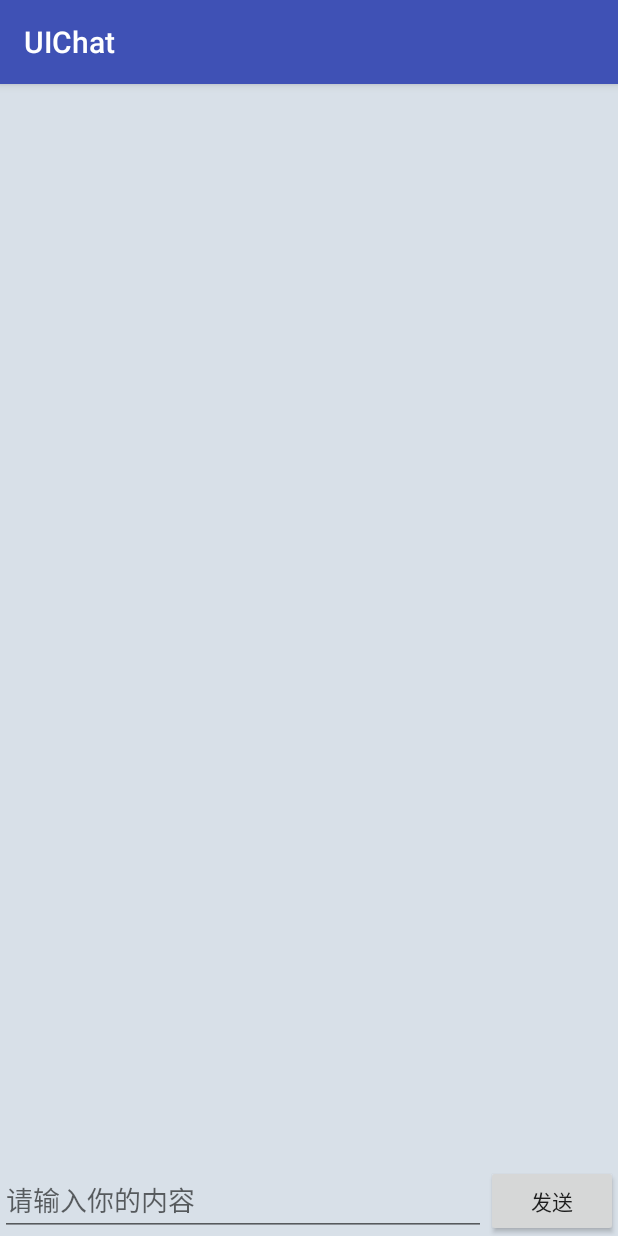
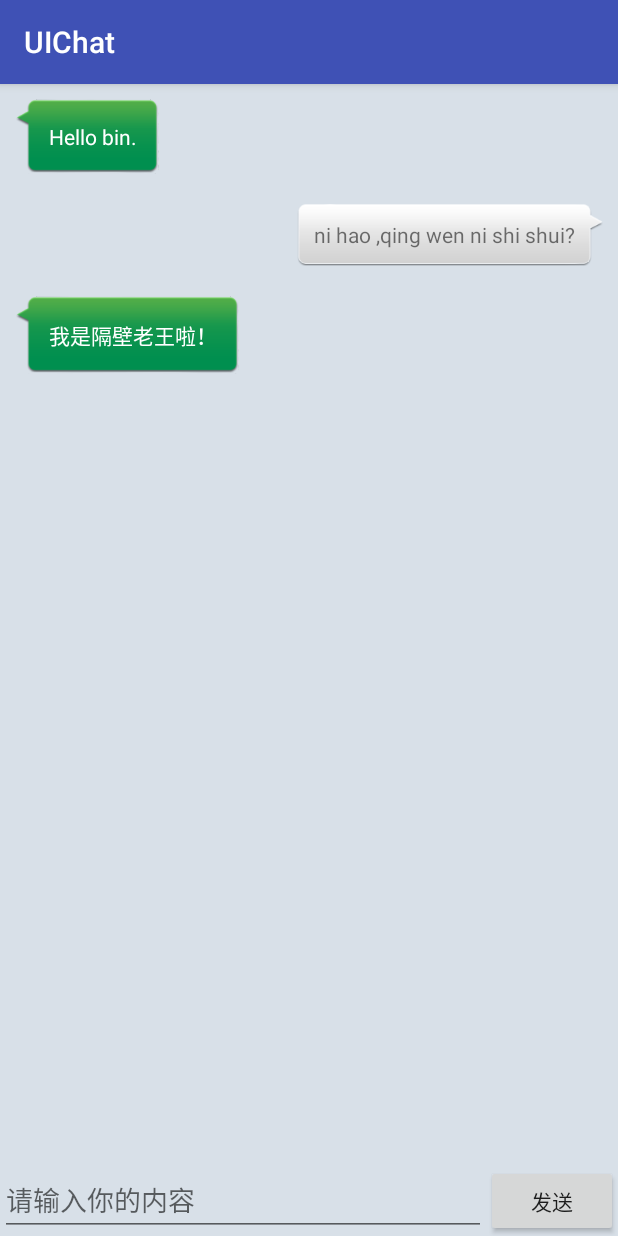
Before and after one commit to zwonb/UIChat, an Android app: the screen it shows after launch (MainActivity), after a tap on "发送", on a phone screen of 412 x 824 dp. Run offline under Robolectric (Android 15) with nearby library versions, the phone set to English and light mode, and no system bars.

Commit message:
修复recyclerview不显示问题，更改左一句右一句

```diff
--- a/app/src/main/java/com/example/bin/uichat/MainActivity.java
+++ b/app/src/main/java/com/example/bin/uichat/MainActivity.java
@@ -1,7 +1,8 @@
 package com.example.bin.uichat;
 
+import android.os.Bundle;
 import android.support.v7.app.AppCompatActivity;
-import android.os.Bundle;
+import android.support.v7.widget.LinearLayoutManager;
 import android.support.v7.widget.RecyclerView;
 import android.view.View;
 import android.widget.Button;
@@ -17,31 +18,15 @@ public class MainActivity extends AppCompatActivity {
     private Button send;
     private RecyclerView msgRecyclerView;
     private MsgAdapter adapter;
+    private boolean type;
+    private Msg msg;
 
     @Override
     protected void onCreate(Bundle savedInstanceState) {
         super.onCreate(savedInstanceState);
         setContentView(R.layout.activity_main);
         initMsgs();
-        inputText = (EditText) findViewById(R.id.input_text);
-        send = (Button) findViewById(R.id.send);
-        msgRecyclerView = (RecyclerView) findViewById(R.id.msg_recycler_view);
-        adapter = new MsgAdapter(msgList);
-        msgRecyclerView.setAdapter(adapter);
-        send.setOnClickListener(new View.OnClickListener() {
-            @Override
-            public void onClick(View v) {
-                String content = inputText.getText().toString();
-                if (!content.isEmpty()) {
-                    Msg msg = new Msg(content, Msg.TYPE_SENT);
-                    msgList.add(msg);
-                    //刷新适配器
-                    adapter.notifyItemInserted(msgList.size() - 1);
-                    //滑动定位到最后一行
-                    msgRecyclerView.scrollToPosition(msgList.size() - 1);
-                }
-            }
-        });
+        initView();
     }
 
     private void initMsgs() {
@@ -52,4 +37,34 @@ public class MainActivity extends AppCompatActivity {
         msgList.add(msg2);
         msgList.add(msg3);
     }
+
+    private void initView() {
+        inputText = (EditText) findViewById(R.id.input_text);
+        send = (Button) findViewById(R.id.send);
+        msgRecyclerView = (RecyclerView) findViewById(R.id.msg_recycler_view);
+        msgRecyclerView.setLayoutManager(new LinearLayoutManager(this,LinearLayoutManager.VERTICAL,false));
+        adapter = new MsgAdapter(msgList);
+        msgRecyclerView.setAdapter(adapter);
+        send.setOnClickListener(new View.OnClickListener() {
+            @Override
+            public void onClick(View v) {
+                String content = inputText.getText().toString();
+                if (!content.isEmpty()) {
+                    if (!type){
+                        type=true;
+                        msg = new Msg(content, Msg.TYPE_SENT);
+                    }else {
+                        type=false;
+                        msg = new Msg(content, Msg.TYPE_RECEIVED);
+                    }
+                    msgList.add(msg);
+                    //刷新适配器
+                    adapter.notifyItemInserted(msgList.size() - 1);
+                    //滑动定位到最后一行
+                    msgRecyclerView.scrollToPosition(msgList.size() - 1);
+                    inputText.setText("");
+                }
+            }
+        });
+    }
 }
--- a/app/src/main/java/com/example/bin/uichat/MsgAdapter.java
+++ b/app/src/main/java/com/example/bin/uichat/MsgAdapter.java
@@ -33,13 +33,13 @@ public class MsgAdapter extends RecyclerView.Adapter<MsgAdapter.ViewHolder> {
         if (msg.getType() == Msg.TYPE_RECEIVED) {
             //收到消息
             holder.leftLayout.setVisibility(View.VISIBLE);
+            holder.leftMsg.setText(msg.getContent());
             holder.rightLayout.setVisibility(View.GONE);
-            holder.rightMsg.setText(msg.getContent());
         }else if (msg.getType() == Msg.TYPE_SENT){
             //发送消息
             holder.rightLayout.setVisibility(View.VISIBLE);
+            holder.rightMsg.setText(msg.getContent());
             holder.leftLayout.setVisibility(View.GONE);
-            holder.leftMsg.setText(msg.getContent());
         }
     }
 
--- a/app/src/main/res/layout/msg_item.xml
+++ b/app/src/main/res/layout/msg_item.xml
@@ -1,7 +1,7 @@
 <?xml version="1.0" encoding="utf-8"?>
 <LinearLayout xmlns:android="http://schemas.android.com/apk/res/android"
     android:layout_width="match_parent"
-    android:layout_height="match_parent"
+    android:layout_height="wrap_content"
     android:orientation="vertical"
     android:padding="10dp">
 
```
Also changed, not shown: app/src/main/res/drawable-xhdpi/message_left.9.png (renamed from app/src/main/res/drawable/message_left.9.png), app/src/main/res/drawable-xhdpi/message_right.9.png (renamed from app/src/main/res/drawable/message_right.9.png).
